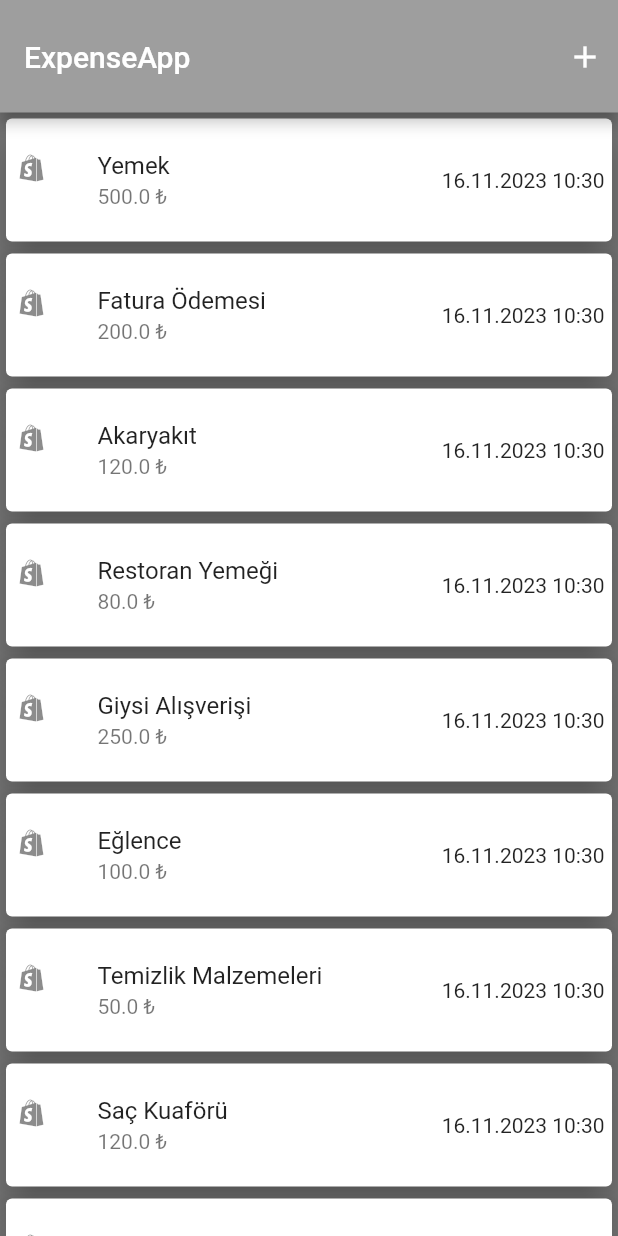
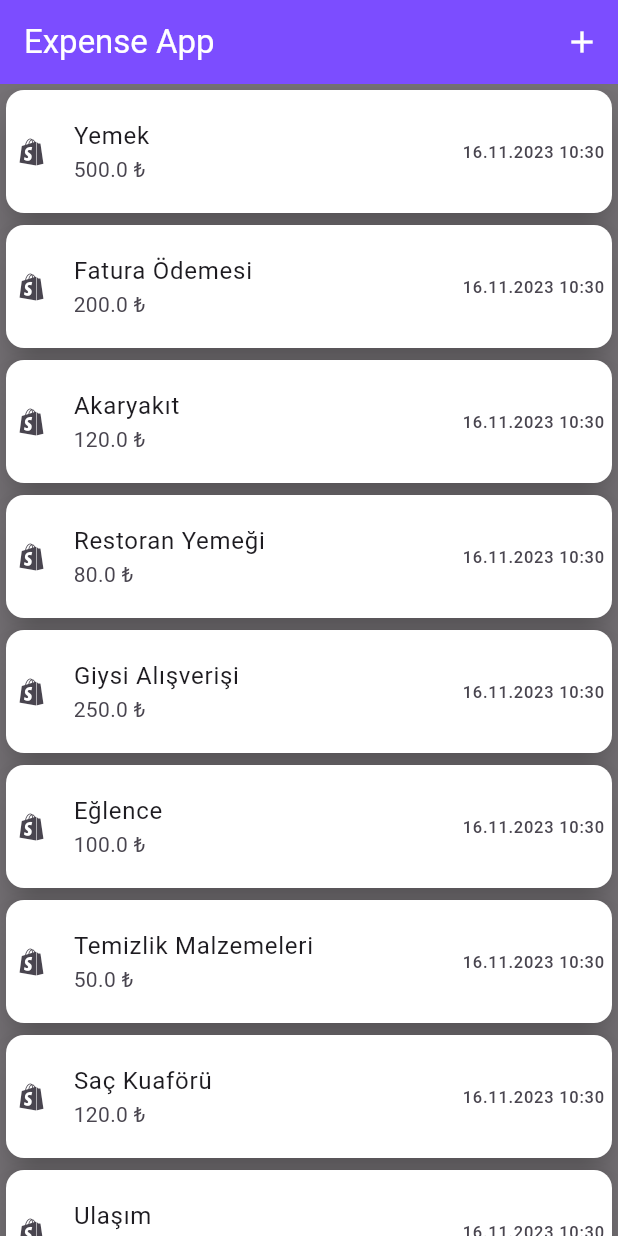
Before and after one commit to islomaniac/Tobeto_Expense_App, a Flutter app: the screen it shows after launch, on a phone screen of 412 x 824 dp. Run offline on Flutter 3.47's test engine with Material 2 defaults, Android fonts, the phone set to English and light mode, and no system bars.

Commit message:
14kasimödevsonhali

```diff
--- a/lib/pages/expenses_page.dart
+++ b/lib/pages/expenses_page.dart
@@ -47,22 +47,6 @@ class _ExpensesPageState extends State<ExpensesPage> {
   Widget build(BuildContext context) {
     return Scaffold(
       backgroundColor: Colors.black54,
-      appBar: PreferredSize(
-        preferredSize: const Size.fromHeight(75),
-        child: AppBar(
-          backgroundColor: Colors.grey,
-          title: const Padding(
-            padding: EdgeInsets.fromLTRB(0, 20, 0, 0),
-            child: Text("ExpenseApp"),
-          ),
-          actions: const [
-            Padding(
-              padding: EdgeInsets.fromLTRB(0, 20, 10, 0),
-              child: Icon(Icons.add),
-            )
-          ],
-        ),
-      ),
       body: ListView.builder(
         itemCount: expenses.length,
         itemBuilder: (context, index) {
--- /dev/null
+++ b/lib/pages/home_screen.dart
@@ -0,0 +1,36 @@
+import 'package:expenseapp/pages/expenses_page.dart';
+import 'package:expenseapp/widget/new_expense.dart';
+import 'package:flutter/material.dart';
+
+class HomeScreen extends StatefulWidget {
+  const HomeScreen({Key? key}) : super(key: key);
+
+  @override
+  // ignore: library_private_types_in_public_api
+  _HomeScreenState createState() => _HomeScreenState();
+}
+
+class _HomeScreenState extends State<HomeScreen> {
+  @override
+  Widget build(BuildContext context) {
+    return Scaffold(
+      appBar: AppBar(
+        title: const Text("Expense App"),
+        foregroundColor: Colors.white,
+        backgroundColor: Colors.deepPurpleAccent,
+        actions: [
+          IconButton(
+              onPressed: () {
+                showModalBottomSheet(
+                    context: context,
+                    builder: (ctx) {
+                      return const NewExpense();
+                    });
+              },
+              icon: const Icon(Icons.add))
+        ],
+      ),
+      body: const ExpensesPage(),
+    );
+  }
+}
--- /dev/null
+++ b/lib/widget/expense_item.dart
@@ -0,0 +1,38 @@
+import 'package:expenseapp/models/expense.dart';
+import 'package:flutter/material.dart';
+import 'package:intl/intl.dart';
+
+class ExpenseItem extends StatelessWidget {
+  const ExpenseItem(this.expense, {Key? key}) : super(key: key);
+  final Expense expense;
+  @override
+  Widget build(BuildContext context) {
+    return Card(
+      child: Padding(
+        padding: const EdgeInsets.all(8.0),
+        child: Column(
+          children: [
+            Text(expense.name),
+            const SizedBox(
+              height: 20,
+            ),
+            Row(
+              children: [
+                Text("₺${expense.price.toStringAsFixed(2)}"),
+                const Spacer(),
+                Text(DateFormat.yMMMMEEEEd().format(expense.date))
+              ],
+            )
+          ],
+        ),
+      ),
+    );
+  }
+}
+// y => yıl
+// M => ay
+// m => dakika
+// H => 24 saat sisteminde saat
+// h => 12 saat sisteminde saat
+// d => gün
+// s => saniye
```
Also changed, not shown: lib/main.dart (+5 -4 lines), lib/widget/new_expense.dart (added, +73 -0 lines).
